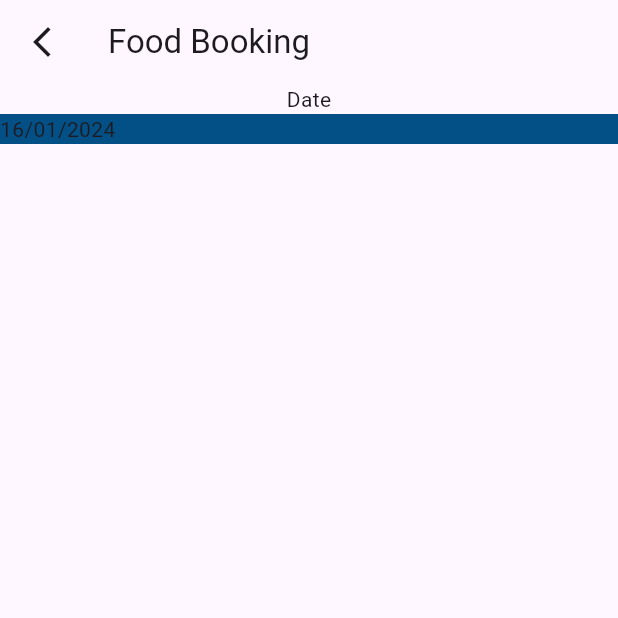
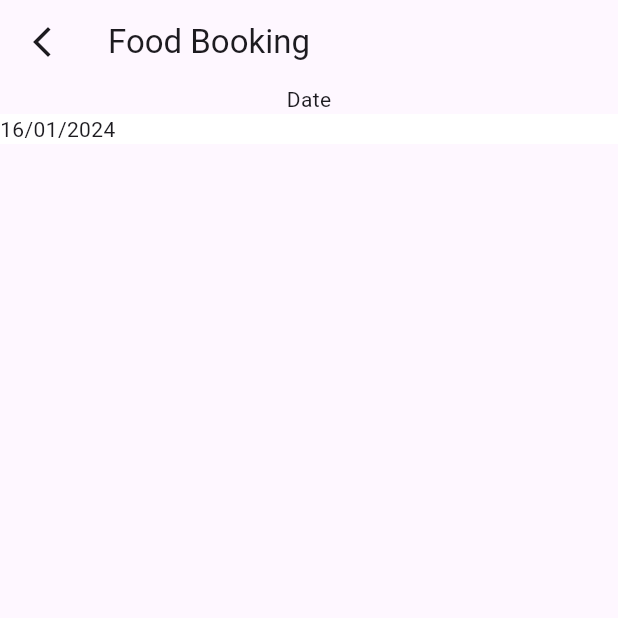
Before and after one commit to Abinberly/seeroo_erp_solutions, a Flutter app: the SinglePreview screen opened directly, on a phone screen of 412 x 824 dp, the top half of it. Run offline on Flutter 3.47's test engine with Material 3 defaults, Android fonts, the light colour scheme and no system bars; our stand-ins replace get.

Commit message:
first commit

```diff
--- a/lib/features/food_booking/single_day_booking/single_preview.dart
+++ b/lib/features/food_booking/single_day_booking/single_preview.dart
@@ -24,7 +24,7 @@ class SinglePreview extends StatelessWidget {
             width: MediaQuery.of(context).size.width,
             decoration: const BoxDecoration(
               boxShadow: [
-                BoxShadow(color: AppColor.primaryBlue),
+                BoxShadow(color: AppColor.whites),
               ],
             ),
             child: const Text('16/01/2024'),
```
